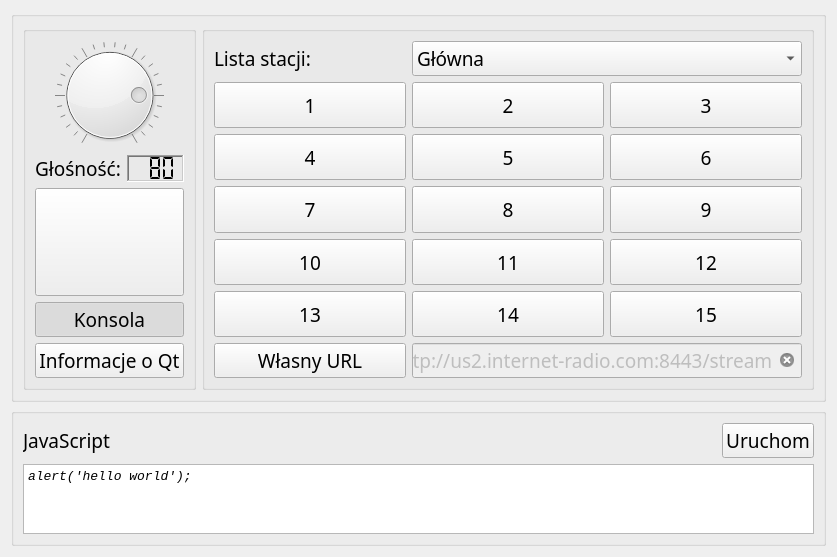
This is src/mainwidget.ui in machnik/HelloRadio as Qt 5 draws it before an edit. The edited form follows.
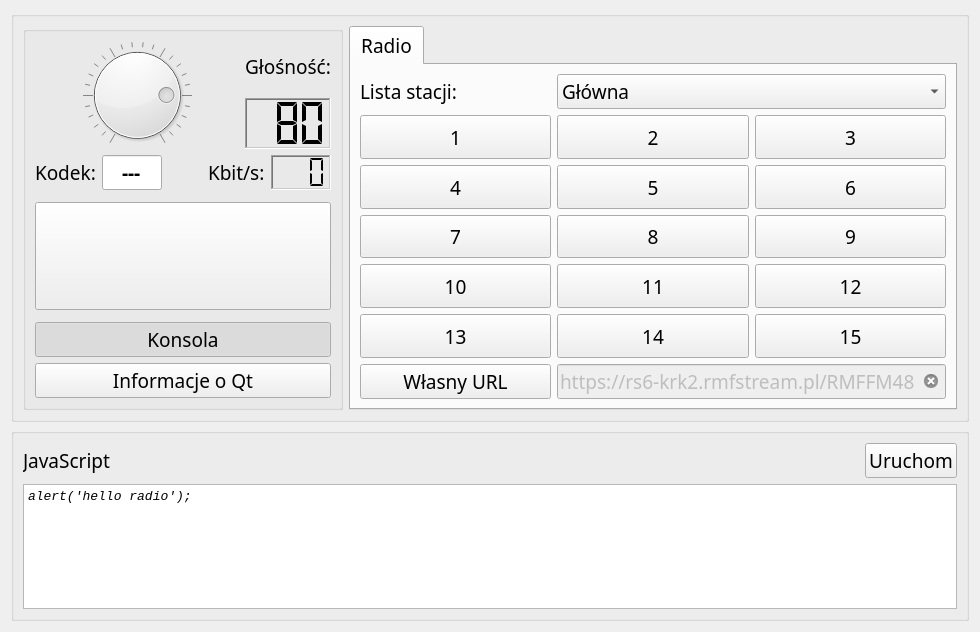
This is the edited form. Icons and pictures are not drawn.

Commit message: Added format and bitrate info displays to UI

Diff of the .ui file:
```diff
--- a/src/mainwidget.ui
+++ b/src/mainwidget.ui
@@ -6,8 +6,8 @@
    <rect>
     <x>0</x>
     <y>0</y>
-    <width>837</width>
-    <height>539</height>
+    <width>980</width>
+    <height>632</height>
    </rect>
   </property>
   <property name="font">
@@ -41,6 +41,8 @@
         </property>
         <layout class="QVBoxLayout" name="verticalLayout_2">
          <item>
+          <layout class="QGridLayout" name="gridLayout_4">
+           <item row="0" column="0" rowspan="2">
           <widget class="QDial" name="volumeD">
            <property name="sizePolicy">
             <sizepolicy hsizetype="Expanding" vsizetype="Expanding">
@@ -74,9 +76,7 @@
            </property>
           </widget>
          </item>
-         <item>
-          <layout class="QHBoxLayout" name="horizontalLayout_5">
-           <item>
+           <item row="0" column="1">
             <widget class="QLabel" name="volumeL">
              <property name="text">
               <string>Głośność:</string>
@@ -86,8 +86,14 @@
              </property>
             </widget>
            </item>
-           <item>
+           <item row="1" column="1">
             <widget class="QLCDNumber" name="volumeLCD">
+             <property name="sizePolicy">
+              <sizepolicy hsizetype="Minimum" vsizetype="Preferred">
+               <horstretch>0</horstretch>
+               <verstretch>0</verstretch>
+              </sizepolicy>
+             </property>
              <property name="font">
               <font>
                <family>Consolas</family>
@@ -116,7 +122,105 @@
           </layout>
          </item>
          <item>
-          <spacer name="verticalSpacer">
+          <layout class="QGridLayout" name="gridLayout_3">
+           <item row="0" column="4">
+            <widget class="QLCDNumber" name="bitrateLCD">
+             <property name="minimumSize">
+              <size>
+               <width>60</width>
+               <height>0</height>
+              </size>
+             </property>
+             <property name="frameShape">
+              <enum>QFrame::WinPanel</enum>
+             </property>
+             <property name="frameShadow">
+              <enum>QFrame::Sunken</enum>
+             </property>
+             <property name="lineWidth">
+              <number>1</number>
+             </property>
+             <property name="midLineWidth">
+              <number>0</number>
+             </property>
+             <property name="digitCount">
+              <number>3</number>
+             </property>
+             <property name="segmentStyle">
+              <enum>QLCDNumber::Flat</enum>
+             </property>
+            </widget>
+           </item>
+           <item row="0" column="3">
+            <widget class="QLabel" name="bitrateL">
+             <property name="text">
+              <string>Kbit/s:</string>
+             </property>
+            </widget>
+           </item>
+           <item row="0" column="1">
+            <widget class="QLineEdit" name="encTE">
+             <property name="sizePolicy">
+              <sizepolicy hsizetype="Fixed" vsizetype="Fixed">
+               <horstretch>0</horstretch>
+               <verstretch>0</verstretch>
+              </sizepolicy>
+             </property>
+             <property name="maximumSize">
+              <size>
+               <width>60</width>
+               <height>16777215</height>
+              </size>
+             </property>
+             <property name="font">
+              <font>
+               <family>Century Gothic</family>
+               <pointsize>14</pointsize>
+               <italic>false</italic>
+               <bold>true</bold>
+              </font>
+             </property>
+             <property name="text">
+              <string>---</string>
+             </property>
+             <property name="maxLength">
+              <number>4</number>
+             </property>
+             <property name="alignment">
+              <set>Qt::AlignCenter</set>
+             </property>
+             <property name="readOnly">
+              <bool>true</bool>
+             </property>
+             <property name="placeholderText">
+              <string>---</string>
+             </property>
+            </widget>
+           </item>
+           <item row="0" column="0">
+            <widget class="QLabel" name="encL">
+             <property name="text">
+              <string>Kodek:</string>
+             </property>
+            </widget>
+           </item>
+           <item row="0" column="2">
+            <spacer name="horizontalSpacer">
+             <property name="orientation">
+              <enum>Qt::Horizontal</enum>
+             </property>
+             <property name="sizeHint" stdset="0">
+              <size>
+               <width>40</width>
+               <height>20</height>
+              </size>
+             </property>
+            </spacer>
+           </item>
+          </layout>
+         </item>
+         <item>
+          <spacer name="verticalSpacer_4">
            <property name="orientation">
             <enum>Qt::Vertical</enum>
            </property>
@@ -154,19 +258,6 @@
            </property>
           </widget>
          </item>
-         <item>
-          <spacer name="verticalSpacer_3">
-           <property name="orientation">
-            <enum>Qt::Vertical</enum>
-           </property>
-           <property name="sizeHint" stdset="0">
-            <size>
-             <width>20</width>
-             <height>40</height>
-            </size>
-           </property>
-          </spacer>
-         </item>
          <item>
           <spacer name="verticalSpacer_2">
            <property name="orientation">
@@ -236,15 +327,28 @@
        </widget>
       </item>
       <item>
-       <widget class="QSplitter" name="splitter_2">
-        <property name="orientation">
-         <enum>Qt::Horizontal</enum>
+       <widget class="QTabWidget" name="mainTabWidget">
+        <property name="tabPosition">
+         <enum>QTabWidget::North</enum>
         </property>
-        <widget class="QGroupBox" name="groupBox_3">
-         <property name="title">
-          <string/>
-         </property>
-         <layout class="QGridLayout" name="gridLayout">
+        <property name="currentIndex">
+         <number>0</number>
+        </property>
+        <property name="elideMode">
+         <enum>Qt::ElideNone</enum>
+        </property>
+        <widget class="QWidget" name="radioTab">
+         <attribute name="title">
+          <string>Radio</string>
+         </attribute>
+         <layout class="QGridLayout" name="gridLayout_2">
+          <item row="0" column="0">
+           <widget class="QLabel" name="javaScriptL_2">
+            <property name="text">
+             <string>Lista stacji:</string>
+            </property>
+           </widget>
+          </item>
           <item row="0" column="1" colspan="2">
            <widget class="QComboBox" name="comboBox">
             <item>
@@ -576,7 +680,7 @@
              </sizepolicy>
             </property>
             <property name="text">
-             <string>http://us2.internet-radio.com:8443/stream</string>
+             <string>https://rs6-krk2.rmfstream.pl/RMFFM48</string>
             </property>
             <property name="readOnly">
              <bool>false</bool>
@@ -586,13 +690,6 @@
             </property>
            </widget>
           </item>
-          <item row="0" column="0">
-           <widget class="QLabel" name="javaScriptL_2">
-            <property name="text">
-             <string>Lista stacji:</string>
-            </property>
-           </widget>
-          </item>
          </layout>
         </widget>
        </widget>
@@ -667,7 +764,7 @@
          <bool>false</bool>
         </property>
         <property name="plainText">
-         <string>alert('hello world');</string>
+         <string>alert('hello radio');</string>
         </property>
        </widget>
       </item>
```
Left out of the diff: 54 changed lines with no effect on the pictures. Lines whose indentation alone changed are shown as unchanged. The commit also changes 8 other files.
